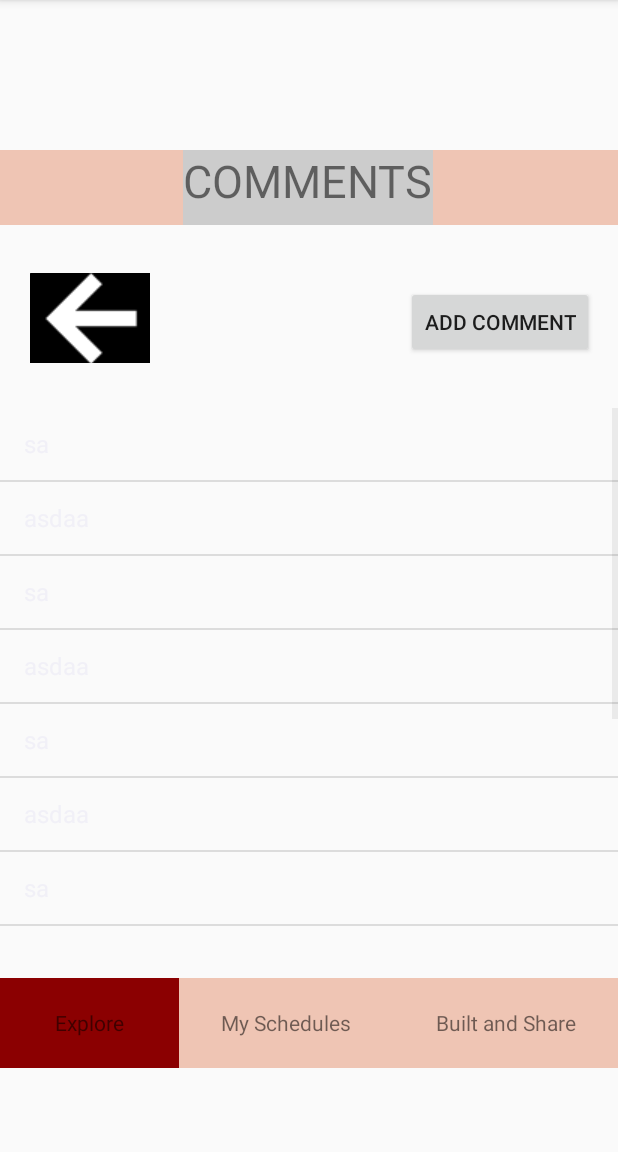
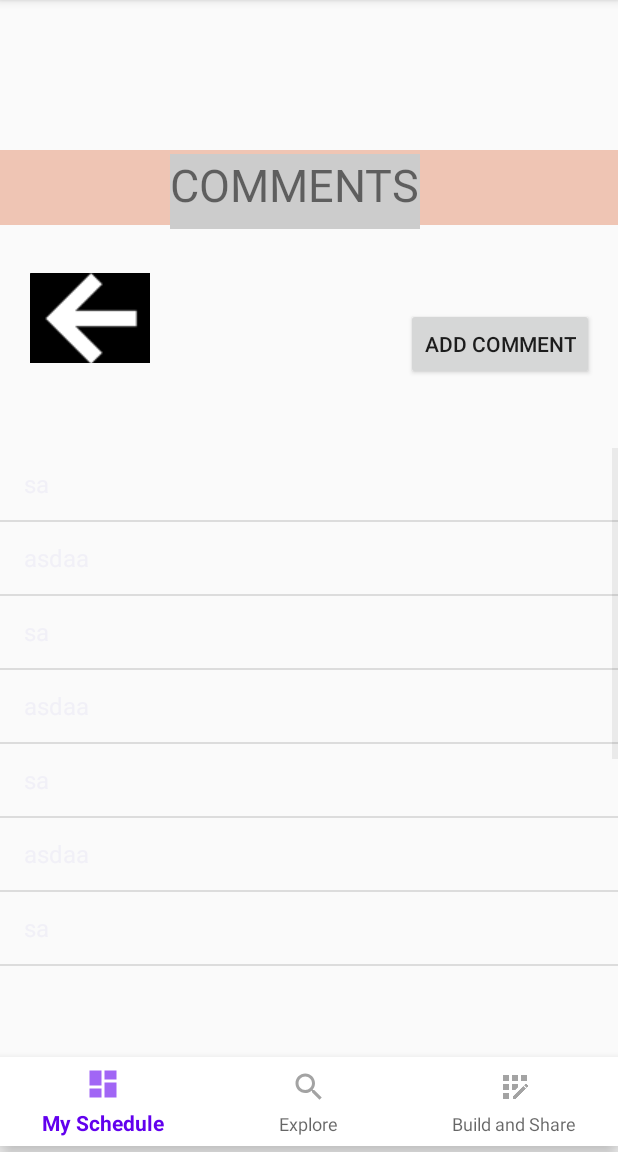
Before and after one commit to adenizgelir0/Sscheduler, an Android app: the ReadComments screen opened directly, with no data from a screen before it, on a phone screen of 412 x 824 dp, the part 84-1236 px from its top. Run offline under Robolectric (Android 15) with nearby library versions, the phone set to English and light mode, and no system bars.

Commit message:
Changes in UI

```diff
--- a/app/src/main/res/layout/activity_read_comments.xml
+++ b/app/src/main/res/layout/activity_read_comments.xml
@@ -17,6 +17,7 @@
         app:layout_constraintVertical_bias="0.139"
         tools:layout_editor_absoluteX="0dp" />
 
+
     <TextView
         android:id="@+id/textView4"
         android:layout_width="wrap_content"
@@ -24,59 +25,25 @@
         android:background="#CCCCCC"
         android:text="COMMENTS"
         android:textSize="30sp"
-        app:layout_constraintBottom_toBottomOf="@+id/textView5"
+        app:layout_constraintBottom_toTopOf="@+id/relative"
         app:layout_constraintEnd_toEndOf="@+id/textView5"
-        app:layout_constraintHorizontal_bias="0.497"
+        app:layout_constraintHorizontal_bias="0.461"
         app:layout_constraintStart_toStartOf="parent"
         app:layout_constraintTop_toTopOf="parent"
-        app:layout_constraintVertical_bias="1.0" />
+        app:layout_constraintVertical_bias="0.413" />
 
-
-    <LinearLayout
-        android:id="@+id/linearLayout"
+    <com.google.android.material.bottomnavigation.BottomNavigationView
+        android:id="@+id/bottonnav"
         android:layout_width="match_parent"
-        android:layout_height="60dp"
-        android:orientation="horizontal"
+        android:layout_height="59dp"
+        android:layout_alignParentBottom="true"
+        android:layout_marginBottom="4dp"
+        android:background="@color/cardview_light_background"
         app:layout_constraintBottom_toBottomOf="parent"
         app:layout_constraintEnd_toEndOf="parent"
-        app:layout_constraintTop_toBottomOf="@+id/textView5"
-        app:layout_constraintVertical_bias="0.9"
-
-        >
-
-        <TextView
-            android:id="@+id/textView7"
-            android:layout_width="63dp"
-            android:layout_height="match_parent"
-            android:layout_weight="1"
-            android:background="#8B0001"
-            android:text="Explore"
-            android:gravity="center"
-            tools:layout_editor_absoluteX="2dp"
-            tools:layout_editor_absoluteY="344dp" />
-
-        <TextView
-            android:id="@+id/textView8"
-            android:layout_width="wrap_content"
-            android:layout_height="match_parent"
-            android:layout_weight="1"
-            android:background="#EFC5B4"
-            android:text="My Schedules"
-            android:gravity="center"
-            tools:layout_editor_absoluteX="4dp"
-            tools:layout_editor_absoluteY="335dp" />
-
-        <TextView
-            android:id="@+id/textView9"
-            android:layout_width="wrap_content"
-            android:layout_height="match_parent"
-            android:layout_weight="1"
-            android:background="#EFC5B4"
-            android:text="Built and Share"
-            android:gravity="center"
-            tools:layout_editor_absoluteX="-21dp"
-            tools:layout_editor_absoluteY="317dp" />
-    </LinearLayout>
+        app:layout_constraintHorizontal_bias="0.0"
+        app:layout_constraintStart_toStartOf="parent"
+        app:menu="@menu/bottom_nav"></com.google.android.material.bottomnavigation.BottomNavigationView>
 
     <ImageButton
         android:id="@+id/backBtn"
@@ -94,7 +61,7 @@
         android:id="@+id/relative"
         android:layout_width="match_parent"
         android:layout_height="350dp"
-        app:layout_constraintBottom_toTopOf="@+id/linearLayout"
+        app:layout_constraintBottom_toTopOf="@+id/bottonnav"
         app:layout_constraintTop_toBottomOf="@+id/backBtn">
 
         <ListView
```
Also changed, not shown: app/src/main/res/layout/activity_coments_page.xml (+11 -32 lines).
